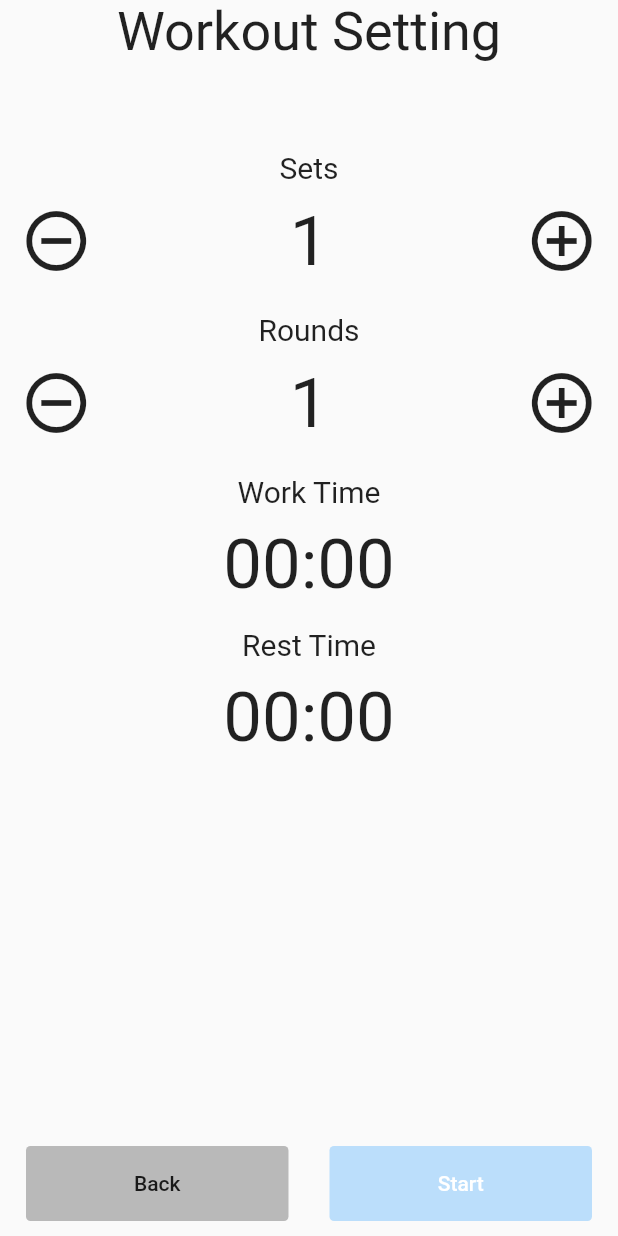
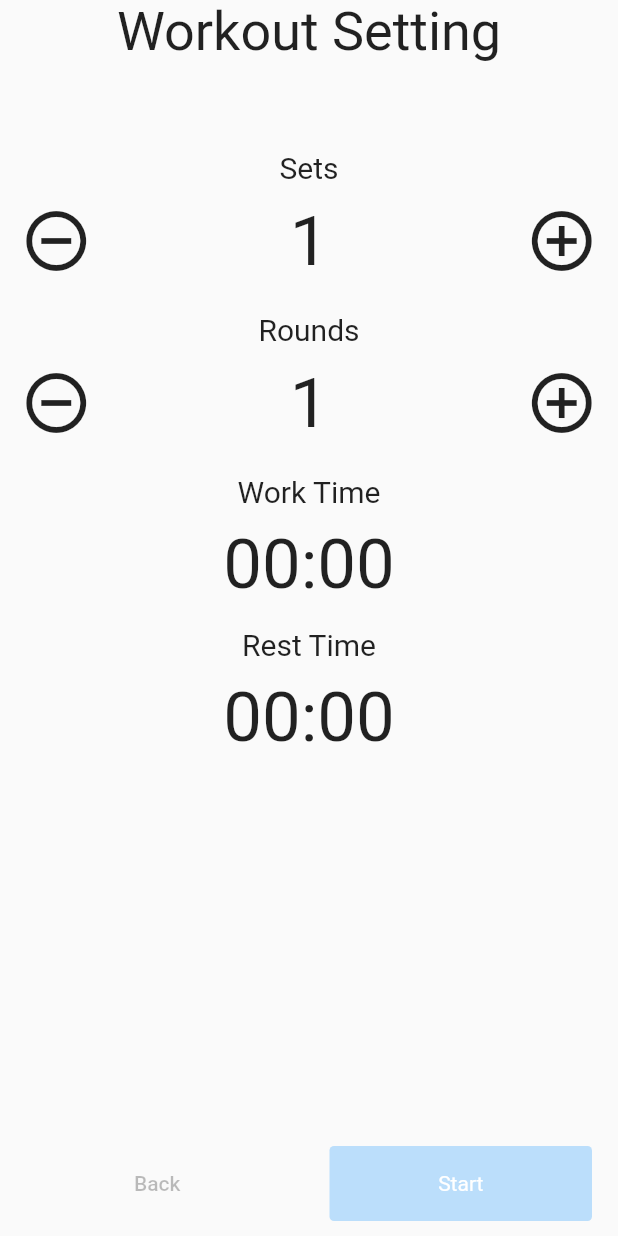
Before and after one commit to Johnnyk737/workout-timer, a Flutter app: the screen it shows after launch, after a tap on "New Workout", on a phone screen of 412 x 824 dp. Run offline on Flutter 3.47's test engine with Material 2 defaults, Android fonts, the phone set to English and light mode, and no system bars; missing offline and left inert: flutter_picker; generated files the repository leaves out were written again.

Commit message:
Fixing widgets from dart update

```diff
--- a/lib/pages/home.dart
+++ b/lib/pages/home.dart
@@ -69,6 +69,7 @@ class _HomeState extends State<Home> with AutomaticKeepAliveClientMixin<Home> {
                         child: Text(this.title,
                           style: TextStyle(
                             fontSize: 48.0,
+                            color: Colors.black
                           ),
                         ),
                       )
@@ -83,13 +84,22 @@ class _HomeState extends State<Home> with AutomaticKeepAliveClientMixin<Home> {
                     padding: EdgeInsets.all(5.0),
                     width: 200.0,
                     height: 50.0,
-                    child: FlatButton(
+                    child: TextButton(
                       key: navigateToWorkoutSettingButtonKey,
-                      color: Colors.blueAccent,
-                      textColor: Colors.black,
+                      style: TextButton.styleFrom(
+                        primary: Colors.black,
+                        textStyle: TextStyle(
+                          color: Colors.black
+                        ),
+                        backgroundColor: Colors.blueAccent,
+                        shape: RoundedRectangleBorder(borderRadius: BorderRadius.circular(3)),
+                      ),
                       // highlightElevation: 1,
-                      shape: RoundedRectangleBorder(borderRadius: BorderRadius.circular(3)),
-                      child: Text('New Workout'),
+                      child: Text('New Workout',
+                        style: TextStyle(
+                          fontWeight: FontWeight.w400,
+                        )
+                      ),
                       onPressed: () => {
                         Navigator.push(
                         context,
@@ -108,14 +118,18 @@ class _HomeState extends State<Home> with AutomaticKeepAliveClientMixin<Home> {
                       width: 200.0,
                       height: 50.0,
                       padding: EdgeInsets.all(5.0),
-                      child: FlatButton(
+                      child: TextButton(
                         key: navigateToPreviousWorkoutsButtonKey,
-                        color: Colors.black12,
-                        textColor: Colors.blue,
-                        shape: RoundedRectangleBorder(
-                          borderRadius: BorderRadius.circular(3),
-                          side: BorderSide(color: Colors.black38, width: 1.0)
+                        style: TextButton.styleFrom(
+                          backgroundColor: Colors.black12,
+                          shape: RoundedRectangleBorder(
+                            borderRadius: BorderRadius.circular(3),
+                            side: BorderSide(color: Colors.black38, width: 1.0)
                           ),
+                          textStyle: TextStyle(
+                            color: Colors.black
+                          ),
+                        ),
                         child: Text('Previous Workouts'),
                         onPressed: null
                       )
@@ -135,7 +149,7 @@ class _HomeState extends State<Home> with AutomaticKeepAliveClientMixin<Home> {
                         ),
                       ),
                       Container(
-                        child: buildPresets(_presets)
+                        child: buildPresets(_presets, context)
                       )
                     ],
                   )
@@ -153,7 +167,7 @@ class _HomeState extends State<Home> with AutomaticKeepAliveClientMixin<Home> {
   // ex.
   //    2 sets, 3 rounds (30/30)
   //    5 sets, 3 rounds (30/40/40/30/20)
-  Widget buildPresets(List<Workouts> presets) {
+  Widget buildPresets(List<Workouts> presets, BuildContext context) {
     return Column(
       mainAxisSize: MainAxisSize.max,
       children: presets.map<Widget>((Workouts data)=>
--- a/lib/pages/workout_setting.dart
+++ b/lib/pages/workout_setting.dart
@@ -115,7 +115,24 @@ class _WorkoutSettingState extends State<WorkoutSetting> {
 
   @override
   Widget build(BuildContext context) {
-    // TODO: implement build
+    var startButtonEnabled = TextButton.styleFrom(
+      primary: Colors.white,
+      textStyle: TextStyle(
+        color: Colors.white
+      ),
+      backgroundColor: Colors.blueAccent,
+      shape: RoundedRectangleBorder(borderRadius: BorderRadius.circular(3)),
+    );
+
+    var startButtonDisabled = TextButton.styleFrom(
+      primary: Colors.white,
+      textStyle: TextStyle(
+        color: Colors.white
+      ),
+      backgroundColor: Colors.blue[100],
+      shape: RoundedRectangleBorder(borderRadius: BorderRadius.circular(3)),
+    );
+
     return Scaffold(
       body: SafeArea(
         child: Column(
@@ -306,10 +323,12 @@ class _WorkoutSettingState extends State<WorkoutSetting> {
               margin: EdgeInsets.all(10.0),
               width: 175.0,
               height: 50.0,
-              child: FlatButton(
-                color: Colors.black26,
+              child: TextButton(
+                style: TextButton.styleFrom(
+                  primary: Colors.black26,
+                  shape: RoundedRectangleBorder(borderRadius: BorderRadius.circular(3)),
+                ),
                 child: Text('Back'),
-                shape: RoundedRectangleBorder(borderRadius: BorderRadius.circular(3)),
                 onPressed: () {
                   Navigator.pop(context);
                 },
@@ -319,13 +338,13 @@ class _WorkoutSettingState extends State<WorkoutSetting> {
               margin: EdgeInsets.all(10.0),
               width: 175.0,
               height: 50.0,
-              child: FlatButton(
-                color: Colors.blueAccent,
-                textColor: Colors.white,
-                disabledColor: Colors.blue[100],
-                disabledTextColor: Colors.white,
-                child: Text('Start'),
-                shape: RoundedRectangleBorder(borderRadius: BorderRadius.circular(3)),
+              child: TextButton(
+                style: _areSettingsValid() ? startButtonEnabled : startButtonDisabled,
+                child: Text('Start',
+                  style: TextStyle(
+                    color: Colors.white
+                  ),
+                ),
                 onPressed: _areSettingsValid() ? () {
                   // saveWorkout();
                   Navigator.push(context,
```
Also changed, not shown: lib/pages/timer/workout_timer.dart (+46 -17 lines), pubspec.yaml (+4 -4 lines), pubspec.lock.
